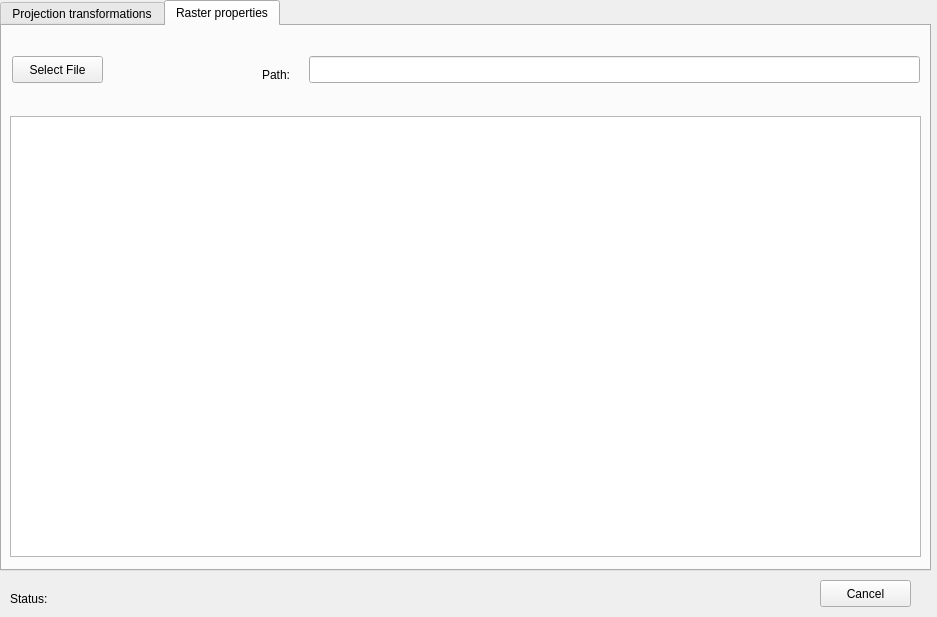
BartlomiejGrabowski/SpatialAnalyserServer, file SpatialAnalyserServer/src/client/gui/geo_services.ui: the form before one commit.
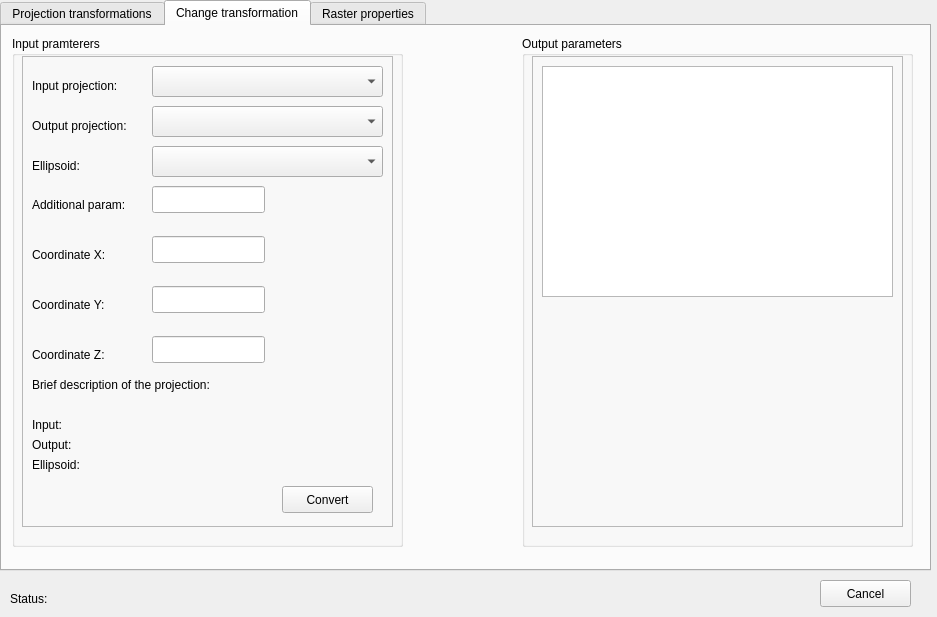
The form after the commit.

Commit message: 1. Added convertProjection method in geo_services.py file. 2. Added implementation of new tab called 'Change transformation' in    geo_services window.

Patch:
```diff
--- a/SpatialAnalyserServer/src/client/gui/geo_services.ui
+++ b/SpatialAnalyserServer/src/client/gui/geo_services.ui
@@ -611,6 +611,344 @@
      </widget>
     </widget>
    </widget>
+   <widget class="QWidget" name="tab_3">
+    <attribute name="title">
+     <string>Change transformation</string>
+    </attribute>
+    <widget class="QGroupBox" name="groupBox">
+     <property name="geometry">
+      <rect>
+       <x>10</x>
+       <y>10</y>
+       <width>391</width>
+       <height>511</height>
+      </rect>
+     </property>
+     <property name="title">
+      <string>Input pramterers</string>
+     </property>
+     <widget class="QFrame" name="input_proj_frame">
+      <property name="geometry">
+       <rect>
+        <x>10</x>
+        <y>20</y>
+        <width>371</width>
+        <height>471</height>
+       </rect>
+      </property>
+      <property name="frameShape">
+       <enum>QFrame::StyledPanel</enum>
+      </property>
+      <property name="frameShadow">
+       <enum>QFrame::Raised</enum>
+      </property>
+      <widget class="QLabel" name="label_22">
+       <property name="geometry">
+        <rect>
+         <x>10</x>
+         <y>20</y>
+         <width>111</width>
+         <height>20</height>
+        </rect>
+       </property>
+       <property name="text">
+        <string>Input projection:</string>
+       </property>
+      </widget>
+      <widget class="QComboBox" name="input_projection_input">
+       <property name="geometry">
+        <rect>
+         <x>130</x>
+         <y>10</y>
+         <width>231</width>
+         <height>31</height>
+        </rect>
+       </property>
+      </widget>
+      <widget class="QLabel" name="label_23">
+       <property name="geometry">
+        <rect>
+         <x>10</x>
+         <y>60</y>
+         <width>120</width>
+         <height>20</height>
+        </rect>
+       </property>
+       <property name="text">
+        <string>Output projection:</string>
+       </property>
+      </widget>
+      <widget class="QComboBox" name="output_projection_input">
+       <property name="geometry">
+        <rect>
+         <x>130</x>
+         <y>50</y>
+         <width>231</width>
+         <height>31</height>
+        </rect>
+       </property>
+      </widget>
+      <widget class="QLabel" name="label_24">
+       <property name="geometry">
+        <rect>
+         <x>10</x>
+         <y>190</y>
+         <width>111</width>
+         <height>17</height>
+        </rect>
+       </property>
+       <property name="text">
+        <string>Coordinate X:</string>
+       </property>
+      </widget>
+      <widget class="QLineEdit" name="coor_x_input">
+       <property name="geometry">
+        <rect>
+         <x>130</x>
+         <y>180</y>
+         <width>113</width>
+         <height>27</height>
+        </rect>
+       </property>
+      </widget>
+      <widget class="QLineEdit" name="coor_y_input">
+       <property name="geometry">
+        <rect>
+         <x>130</x>
+         <y>230</y>
+         <width>113</width>
+         <height>27</height>
+        </rect>
+       </property>
+      </widget>
+      <widget class="QLabel" name="label_25">
+       <property name="geometry">
+        <rect>
+         <x>10</x>
+         <y>240</y>
+         <width>111</width>
+         <height>17</height>
+        </rect>
+       </property>
+       <property name="text">
+        <string>Coordinate Y:</string>
+       </property>
+      </widget>
+      <widget class="QLabel" name="label_26">
+       <property name="geometry">
+        <rect>
+         <x>10</x>
+         <y>290</y>
+         <width>111</width>
+         <height>17</height>
+        </rect>
+       </property>
+       <property name="text">
+        <string>Coordinate Z:</string>
+       </property>
+      </widget>
+      <widget class="QLineEdit" name="coor_z_input">
+       <property name="geometry">
+        <rect>
+         <x>130</x>
+         <y>280</y>
+         <width>113</width>
+         <height>27</height>
+        </rect>
+       </property>
+      </widget>
+      <widget class="QLabel" name="label_27">
+       <property name="geometry">
+        <rect>
+         <x>10</x>
+         <y>320</y>
+         <width>241</width>
+         <height>17</height>
+        </rect>
+       </property>
+       <property name="text">
+        <string>Brief description of the projection:</string>
+       </property>
+      </widget>
+      <widget class="QLabel" name="label_28">
+       <property name="geometry">
+        <rect>
+         <x>10</x>
+         <y>360</y>
+         <width>62</width>
+         <height>17</height>
+        </rect>
+       </property>
+       <property name="text">
+        <string>Input:</string>
+       </property>
+      </widget>
+      <widget class="QLabel" name="label_29">
+       <property name="geometry">
+        <rect>
+         <x>10</x>
+         <y>380</y>
+         <width>62</width>
+         <height>17</height>
+        </rect>
+       </property>
+       <property name="text">
+        <string>Output:</string>
+       </property>
+      </widget>
+      <widget class="QLabel" name="input_proj_desc">
+       <property name="geometry">
+        <rect>
+         <x>50</x>
+         <y>360</y>
+         <width>311</width>
+         <height>17</height>
+        </rect>
+       </property>
+       <property name="text">
+        <string/>
+       </property>
+      </widget>
+      <widget class="QPushButton" name="convert_projection_btn">
+       <property name="geometry">
+        <rect>
+         <x>260</x>
+         <y>430</y>
+         <width>91</width>
+         <height>27</height>
+        </rect>
+       </property>
+       <property name="text">
+        <string>Convert</string>
+       </property>
+      </widget>
+      <widget class="QLabel" name="label_30">
+       <property name="geometry">
+        <rect>
+         <x>10</x>
+         <y>100</y>
+         <width>120</width>
+         <height>20</height>
+        </rect>
+       </property>
+       <property name="text">
+        <string>Ellipsoid:</string>
+       </property>
+      </widget>
+      <widget class="QComboBox" name="ellipsoid_input">
+       <property name="geometry">
+        <rect>
+         <x>130</x>
+         <y>90</y>
+         <width>231</width>
+         <height>31</height>
+        </rect>
+       </property>
+      </widget>
+      <widget class="QLineEdit" name="additional_param_input">
+       <property name="geometry">
+        <rect>
+         <x>130</x>
+         <y>130</y>
+         <width>113</width>
+         <height>27</height>
+        </rect>
+       </property>
+      </widget>
+      <widget class="QLabel" name="label_31">
+       <property name="geometry">
+        <rect>
+         <x>10</x>
+         <y>140</y>
+         <width>121</width>
+         <height>17</height>
+        </rect>
+       </property>
+       <property name="text">
+        <string>Additional param:</string>
+       </property>
+      </widget>
+      <widget class="QLabel" name="label_32">
+       <property name="geometry">
+        <rect>
+         <x>10</x>
+         <y>400</y>
+         <width>62</width>
+         <height>17</height>
+        </rect>
+       </property>
+       <property name="text">
+        <string>Ellipsoid:</string>
+       </property>
+      </widget>
+      <widget class="QLabel" name="ellipsoid_desc">
+       <property name="geometry">
+        <rect>
+         <x>70</x>
+         <y>400</y>
+         <width>291</width>
+         <height>20</height>
+        </rect>
+       </property>
+       <property name="text">
+        <string/>
+       </property>
+      </widget>
+      <widget class="QLabel" name="output_proj_desc">
+       <property name="geometry">
+        <rect>
+         <x>60</x>
+         <y>380</y>
+         <width>311</width>
+         <height>17</height>
+        </rect>
+       </property>
+       <property name="text">
+        <string/>
+       </property>
+      </widget>
+     </widget>
+    </widget>
+    <widget class="QGroupBox" name="groupBox_2">
+     <property name="geometry">
+      <rect>
+       <x>520</x>
+       <y>10</y>
+       <width>391</width>
+       <height>511</height>
+      </rect>
+     </property>
+     <property name="title">
+      <string>Output parameters</string>
+     </property>
+     <widget class="QFrame" name="output_proj_frame">
+      <property name="geometry">
+       <rect>
+        <x>10</x>
+        <y>20</y>
+        <width>371</width>
+        <height>471</height>
+       </rect>
+      </property>
+      <property name="frameShape">
+       <enum>QFrame::StyledPanel</enum>
+      </property>
+      <property name="frameShadow">
+       <enum>QFrame::Raised</enum>
+      </property>
+      <widget class="QTextEdit" name="coor_output">
+       <property name="geometry">
+        <rect>
+         <x>10</x>
+         <y>10</y>
+         <width>351</width>
+         <height>231</height>
+        </rect>
+       </property>
+      </widget>
+     </widget>
+    </widget>
+   </widget>
    <widget class="QWidget" name="tab_2">
     <attribute name="title">
      <string>Raster properties</string>
```
The commit also changes 6 other files.
